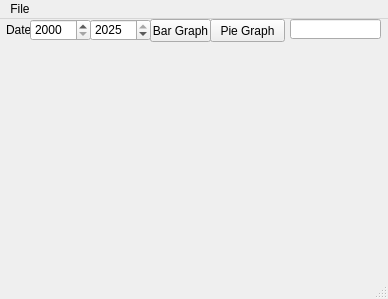
This is mainwindow.ui in TeamGrapefuit/SourceCode as Qt 5 draws it before an edit. The edited form follows.
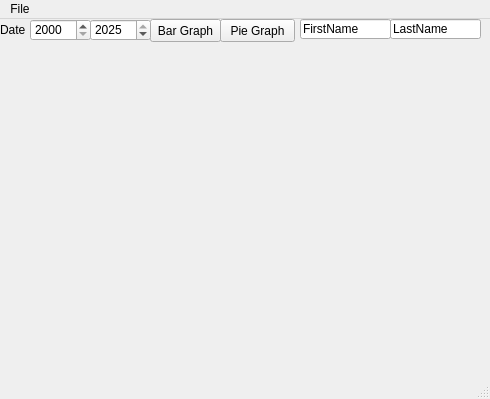
This is the edited form.

The edit to the form file:
```diff
--- a/mainwindow.ui
+++ b/mainwindow.ui
@@ -6,20 +6,26 @@
    <rect>
     <x>0</x>
     <y>0</y>
-    <width>388</width>
-    <height>299</height>
+    <width>490</width>
+    <height>399</height>
    </rect>
   </property>
   <property name="windowTitle">
    <string>MainWindow</string>
   </property>
+  <property name="autoFillBackground">
+   <bool>false</bool>
+  </property>
   <widget class="QWidget" name="centralWidget">
    <widget class="QPushButton" name="pushButton">
+    <property name="enabled">
+     <bool>true</bool>
+    </property>
     <property name="geometry">
      <rect>
       <x>150</x>
       <y>0</y>
-      <width>61</width>
+      <width>71</width>
       <height>23</height>
      </rect>
     </property>
@@ -35,6 +41,12 @@
       <height>23</height>
      </size>
     </property>
+    <property name="mouseTracking">
+     <bool>false</bool>
+    </property>
+    <property name="autoFillBackground">
+     <bool>false</bool>
+    </property>
     <property name="text">
      <string>Bar Graph</string>
     </property>
@@ -42,7 +54,7 @@
    <widget class="QLabel" name="label">
     <property name="geometry">
      <rect>
-      <x>6</x>
+      <x>0</x>
       <y>0</y>
       <width>51</width>
       <height>21</height>
@@ -91,9 +103,12 @@
     </property>
    </widget>
    <widget class="QPushButton" name="pushButton_2">
+    <property name="enabled">
+     <bool>true</bool>
+    </property>
     <property name="geometry">
      <rect>
-      <x>210</x>
+      <x>220</x>
       <y>0</y>
       <width>75</width>
       <height>23</height>
@@ -106,11 +121,27 @@
    <widget class="QLineEdit" name="lineEdit">
     <property name="geometry">
      <rect>
-      <x>290</x>
+      <x>300</x>
       <y>0</y>
       <width>91</width>
       <height>20</height>
      </rect>
+    </property>
+    <property name="text">
+     <string>FirstName</string>
+    </property>
+   </widget>
+   <widget class="QLineEdit" name="lineEdit_2">
+    <property name="geometry">
+     <rect>
+      <x>390</x>
+      <y>0</y>
+      <width>91</width>
+      <height>20</height>
+     </rect>
+    </property>
+    <property name="text">
+     <string>LastName</string>
     </property>
    </widget>
   </widget>
@@ -119,7 +150,7 @@
     <rect>
      <x>0</x>
      <y>0</y>
-     <width>388</width>
+     <width>490</width>
      <height>26</height>
     </rect>
    </property>
```
